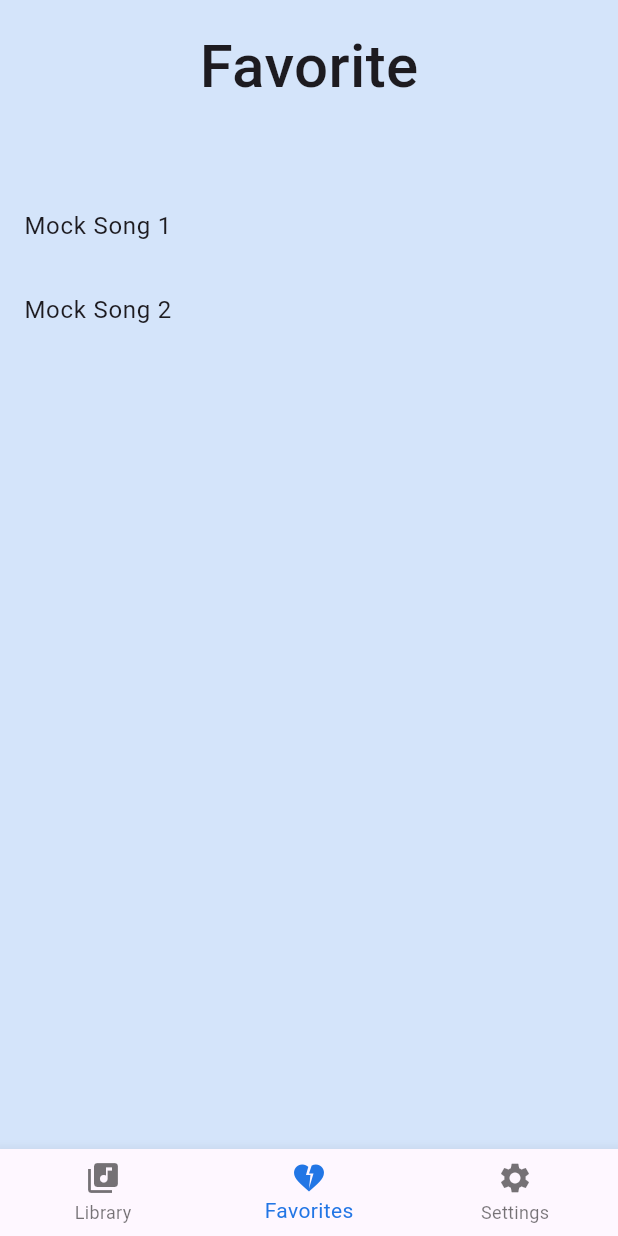
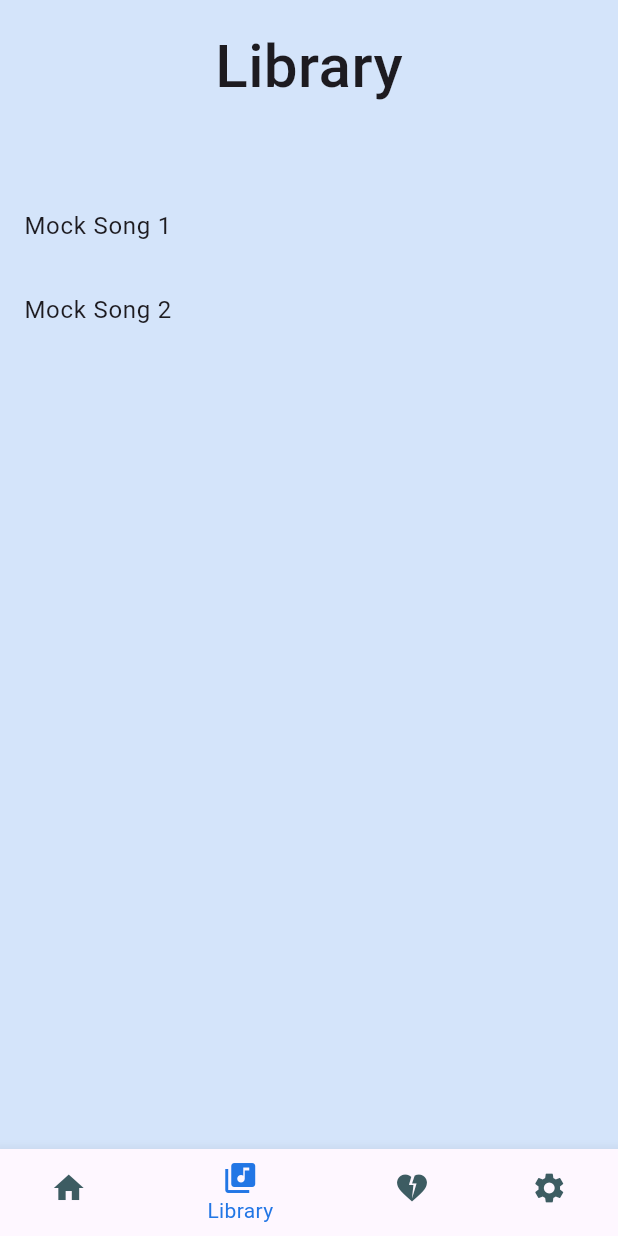
Before and after one commit to Sophavisnuka/Week7-Flutter-T2-Small-HW, a Flutter app: the screen it shows after launch, on a phone screen of 412 x 824 dp. Run offline on Flutter 3.47's test engine with Material 3 defaults, Android fonts, the phone set to English and light mode, and no system bars; our stand-ins replace nested; Roboto replaces fonts that are missing (Eesti).

Commit message:
Implement Home Screen UI

```diff
--- a/lib/main_common.dart
+++ b/lib/main_common.dart
@@ -1,6 +1,7 @@
 import 'package:flutter/material.dart';
 import 'package:provider/provider.dart';
 import 'package:nested/nested.dart';
+import 'package:weel7_small_hw/ui/screens/home/home_screen.dart';
 import 'ui/screens/favorite/favorite_screen.dart';
 import 'ui/screens/library/library_screen.dart';
 import 'ui/screens/settings/settings_screen.dart';
@@ -32,7 +33,7 @@ class MyApp extends StatefulWidget {
 class _MyAppState extends State<MyApp> {
   int _currentIndex = 1;
 
-  final List<Widget> _pages = [LibraryScreen(), FavoriteScreen(), SettingsScreen()];
+  final List<Widget> _pages = [HomeScreen(), LibraryScreen(), FavoriteScreen(), SettingsScreen()];
 
   @override
   Widget build(BuildContext context) {
@@ -54,7 +55,12 @@ class _MyAppState extends State<MyApp> {
             });
           },
           selectedItemColor: settingsState.theme.color,
+          unselectedItemColor: AppColors.iconNormal,
           items: [
+            BottomNavigationBarItem(
+              icon: Icon(Icons.home),
+              label: 'Home',
+            ),
             BottomNavigationBarItem(
               icon: Icon(Icons.library_music),
               label: 'Library',
--- a/lib/ui/screens/favorite/favorite_screen.dart
+++ b/lib/ui/screens/favorite/favorite_screen.dart
@@ -1,5 +1,6 @@
 import 'package:flutter/material.dart';
 import 'package:provider/provider.dart';
+import 'package:weel7_small_hw/ui/widgets/song_tile.dart';
 
 import '../../../data/repositories/songs/song_repository.dart';
 import '../../../model/songs/song.dart';
@@ -50,26 +51,3 @@ class FavoriteScreen extends StatelessWidget {
     );
   }
 }
-
-class SongTile extends StatelessWidget {
-  const SongTile({
-    super.key,
-    required this.song,
-    required this.isPlaying,
-  });
-
-  final Song song;
-  final bool isPlaying;
-
-
-  @override
-  Widget build(BuildContext context) {
-    return ListTile(
-      title: Text(song.title),
-      trailing: Text(
-        isPlaying ? "Playing" : "",
-        style: TextStyle(color: Colors.amber),
-      ),
-    );
-  }
-}
--- a/lib/ui/widgets/song_tile.dart
+++ b/lib/ui/widgets/song_tile.dart
@@ -6,12 +6,12 @@ class SongTile extends StatelessWidget {
     super.key,
     required this.song,
     required this.isPlaying,
-    required this.onTap,
+    this.onTap
   });
 
   final Song song;
   final bool isPlaying;
-  final VoidCallback onTap;
+  final VoidCallback? onTap;
 
   @override
   Widget build(BuildContext context) {
```
Also changed, not shown: lib/ui/screens/home/home_screen.dart (added, +55 -0 lines), lib/ui/screens/home/home_view_model.dart (added).
